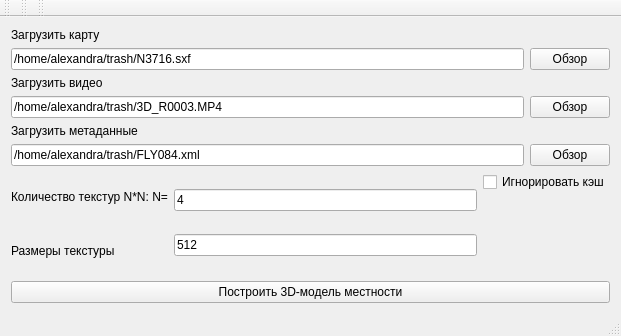
The window that mainwindow.ui (savsun/combine_ng) describes before a commit, drawn with Qt 5.
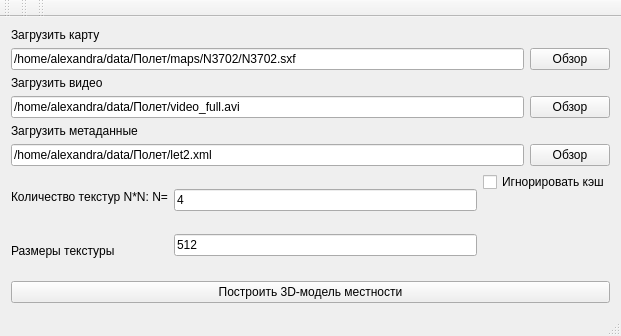
The same window after the commit.

Diff of the .ui file:
```diff
--- a/mainwindow.ui
+++ b/mainwindow.ui
@@ -34,7 +34,7 @@
              <enum>Qt::NoFocus</enum>
             </property>
             <property name="text">
-             <string>/home/alexandra/trash/N3716.sxf</string>
+             <string>/home/alexandra/data/Полет/maps/N3702/N3702.sxf</string>
             </property>
             <property name="readOnly">
              <bool>true</bool>
@@ -69,7 +69,7 @@
              <enum>Qt::NoFocus</enum>
             </property>
             <property name="text">
-             <string>/home/alexandra/trash/3D_R0003.MP4</string>
+             <string>/home/alexandra/data/Полет/video_full.avi</string>
             </property>
             <property name="readOnly">
              <bool>true</bool>
@@ -104,7 +104,7 @@
              <enum>Qt::NoFocus</enum>
             </property>
             <property name="text">
-             <string>/home/alexandra/trash/FLY084.xml</string>
+             <string>/home/alexandra/data/Полет/let2.xml</string>
             </property>
             <property name="readOnly">
              <bool>true</bool>
```
Left out of the diff: 2 changed lines with no effect on the pictures.
